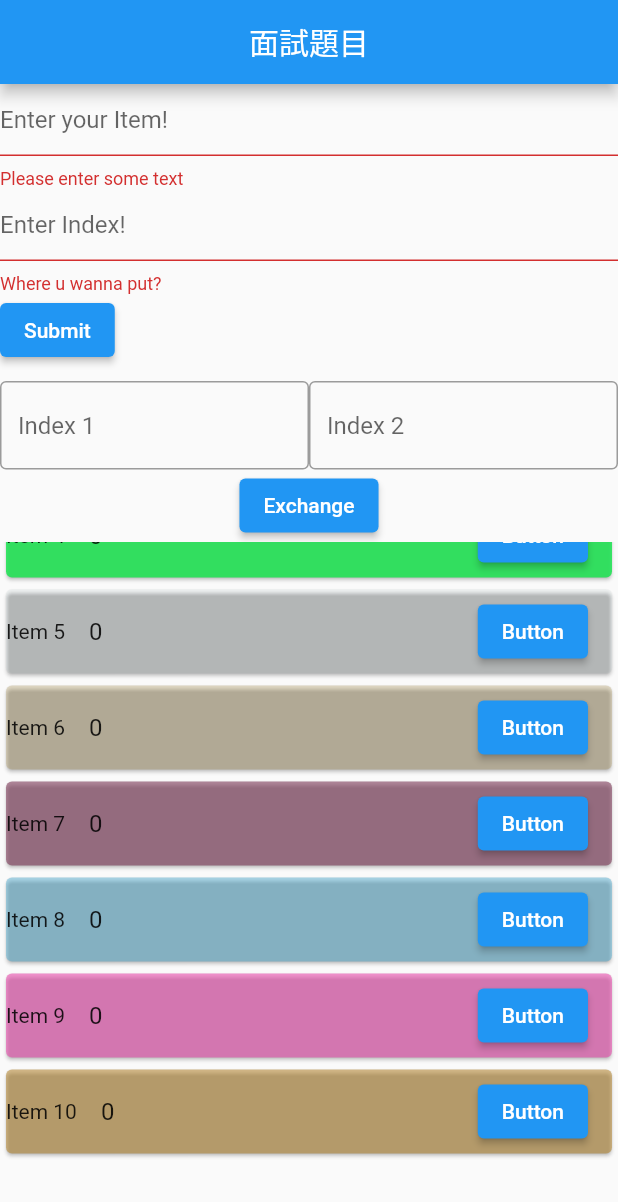
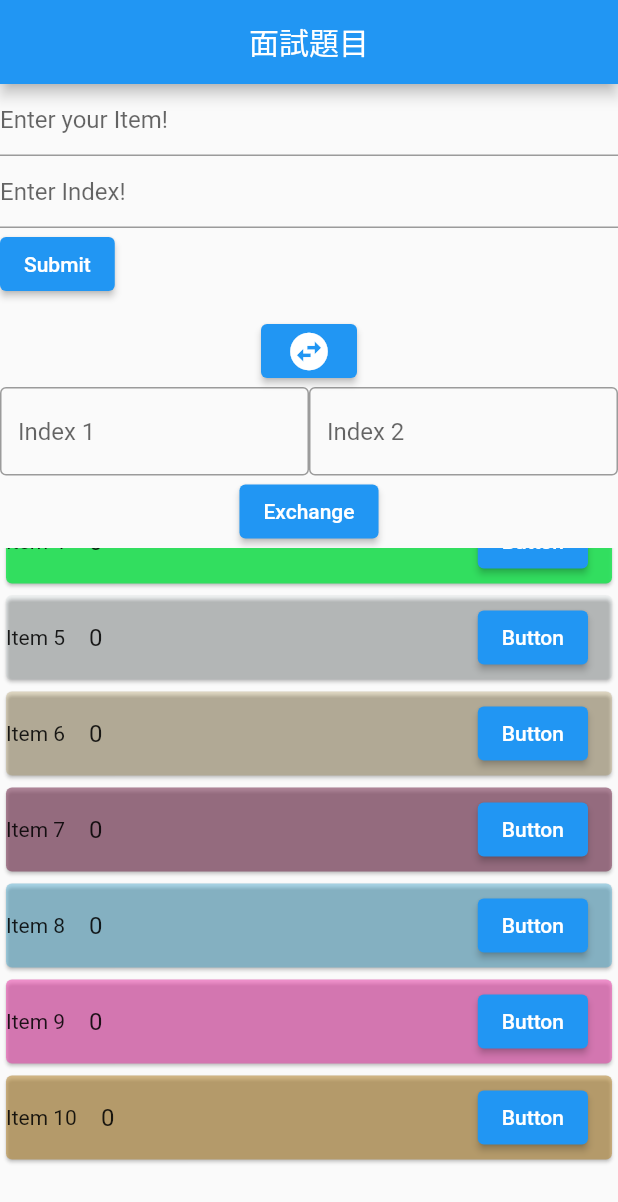
Before and after one commit to JustHoward0807/item_list_hw, a Flutter app: the screen it shows after launch, scrolled down 228 dp, after a tap on "Submit", on a phone screen of 412 x 824 dp. Shown: the top 1202 px of the screen. Run offline on Flutter 3.47's test engine with Material 2 defaults, Android fonts, the phone set to English and light mode, and no system bars.

Commit message:
Update main.dart

```diff
--- a/lib/main.dart
+++ b/lib/main.dart
@@ -25,14 +25,18 @@ class HomeItemListPage extends StatefulWidget {
 class _HomeItemListPageState extends State<HomeItemListPage> {
   late List<String> itemList;
   late List<int> intList;
+
   void processData() {
     itemList = List<String>.generate(10, (i) => 'Item ${i + 1}');
     intList = List<int>.generate(10, (_) => 0);
   }
 
+  final TextEditingController _index1 = TextEditingController();
+  final TextEditingController _index2 = TextEditingController();
   final TextEditingController _indexController = TextEditingController();
   final TextEditingController _itemController = TextEditingController();
   final GlobalKey<FormState> _formKey = GlobalKey<FormState>();
+  final GlobalKey<FormState> _formKey2 = GlobalKey<FormState>();
   String? itemInput;
   int? itemIntInput;
   final _random = Random();
@@ -67,12 +71,6 @@ class _HomeItemListPageState extends State<HomeItemListPage> {
                       decoration: const InputDecoration(
                         hintText: 'Enter your Item!',
                       ),
-                      validator: (String? value) {
-                        if (value == null || value.isEmpty) {
-                          return 'Please enter some text';
-                        }
-                        return null;
-                      },
                     ),
                     TextFormField(
                       controller: _indexController,
@@ -82,9 +80,7 @@ class _HomeItemListPageState extends State<HomeItemListPage> {
                         hintText: 'Enter Index!',
                       ),
                       validator: (String? value) {
-                        if (value == null || value.isEmpty) {
-                          return 'Where u wanna put?';
-                        } else if (int.parse(value) > intList.length) {
+                        if (int.parse(value!) > intList.length) {
                           return "Can only choose from 0 ~ ${intList.length}";
                         }
                         return null;
@@ -96,7 +92,9 @@ class _HomeItemListPageState extends State<HomeItemListPage> {
                         onPressed: () {
                           // Validate will return true if the form is valid, or false if
                           // the form is invalid.
-                          if (_formKey.currentState!.validate()) {
+                          if (_formKey.currentState!.validate() &&
+                              _indexController.text.isNotEmpty &&
+                              _itemController.text.isNotEmpty) {
                             // Process data.
                             // Index input
                             itemIntInput = int.parse(_indexController.text);
@@ -117,7 +115,104 @@ class _HomeItemListPageState extends State<HomeItemListPage> {
                   ],
                 ),
               ),
-              const IndexExchange(),
+              Center(
+                child: ElevatedButton(
+                  onPressed: () {
+                    if (_index1.text.isNotEmpty && _index2.text.isNotEmpty) {
+                      var temp = _index1.text;
+                      _index1.text = _index2.text;
+                      _index2.text = temp;
+                    } else {
+                      debugPrint("Empty");
+                    }
+                  },
+                  child: const Icon(
+                    Icons.swap_horizontal_circle_sharp,
+                    color: Colors.white,
+                    size: 30,
+                  ),
+                ),
+              ),
+              Column(
+                children: [
+                  SizedBox(
+                    width: MediaQuery.of(context).size.width,
+                    child: Form(
+                      key: _formKey2,
+                      child: Row(children: [
+                        Flexible(
+                            child: TextFormField(
+                          keyboardType: TextInputType.number,
+                          inputFormatters: [
+                            FilteringTextInputFormatter.digitsOnly
+                          ],
+                          controller: _index1,
+                          decoration: const InputDecoration(
+                            hintText: 'Index 1',
+                            border: OutlineInputBorder(),
+                          ),
+                          validator: (String? value) {
+                            if (value == null || value.isEmpty) {
+                              return 'Index1 <-> Index2';
+                            } else if (int.parse(value) > intList.length) {
+                              return "Can only choose from 0 ~ ${intList.length}";
+                            }
+                            return null;
+                          },
+                        )),
+                        Flexible(
+                            child: TextFormField(
+                          keyboardType: TextInputType.number,
+                          inputFormatters: [
+                            FilteringTextInputFormatter.digitsOnly
+                          ],
+                          controller: _index2,
+                          decoration: const InputDecoration(
+                            hintText: 'Index 2',
+                            border: OutlineInputBorder(),
+                          ),
+                          validator: (String? value) {
+                            if (value == null || value.isEmpty) {
+                              return 'Index2 <-> Index1';
+                            } else if (int.parse(value) > intList.length) {
+                              return "Can only choose from 0 ~ ${intList.length}";
+                            }
+                            return null;
+                          },
+                        )),
+                      ]),
+                    ),
+                  ),
+                  Center(
+                      child: ElevatedButton(
+                          onPressed: () {
+                            if (_formKey2.currentState!.validate()) {
+                              setState(() {
+                                // ignore: prefer_typing_uninitialized_variables
+                                var temp;
+                                int index1 = int.parse(_index1.text);
+                                int index2 = int.parse(_index2.text);
+
+                                //index1 = 0
+                                //index2 = 1
+                                //temp -> "item1"
+                                temp = itemList[index1];
+                                //"item1" = "item2"
+                                itemList[index1] = itemList[index2];
+                                //"item2" = "item1"
+                                itemList[index2] = temp;
+
+                                //!!count need to exchange too
+                                temp = intList[index1];
+                                intList[index1] = intList[index2];
+                                intList[index2] = temp;
+                                debugPrint(itemList.toString());
+                              });
+                            }
+                          },
+                          child: const Text('Exchange'))),
+                ],
+              ),
               SizedBox(
                 width: MediaQuery.of(context).size.width,
                 height: MediaQuery.of(context).size.height / 2,
@@ -147,62 +242,3 @@ class _HomeItemListPageState extends State<HomeItemListPage> {
     );
   }
 }
-
-class IndexExchange extends StatefulWidget {
-  const IndexExchange({Key? key}) : super(key: key);
-
-  @override
-  State<IndexExchange> createState() => IndexExchangeState();
-}
-
-class IndexExchangeState extends State<IndexExchange> {
-  final TextEditingController _index1 = TextEditingController();
-  final TextEditingController _index2 = TextEditingController();
-  @override
-  Widget build(BuildContext context) {
-    return Column(
-      children: [
-        SizedBox(
-          width: MediaQuery.of(context).size.width,
-          child: Row(children: [
-            Flexible(
-                child: TextField(
-              keyboardType: TextInputType.number,
-              inputFormatters: [FilteringTextInputFormatter.digitsOnly],
-              controller: _index1,
-              decoration: const InputDecoration(
-                hintText: 'Index 1',
-                border: OutlineInputBorder(),
-              ),
-            )),
-            Flexible(
-                child: TextField(
-              keyboardType: TextInputType.number,
-              inputFormatters: [FilteringTextInputFormatter.digitsOnly],
-              controller: _index2,
-              decoration: const InputDecoration(
-                hintText: 'Index 2',
-                border: OutlineInputBorder(),
-              ),
-            )),
-          ]),
-        ),
-        Center(
-            child: ElevatedButton(
-                onPressed: () {
-                  String temp;
-                  setState(() {
-                    if (_index1.text.isNotEmpty && _index2.text.isNotEmpty) {
-                      temp = _index1.text;
-                      _index1.text = _index2.text;
-                      _index2.text = temp;
-                    } else {
-                      debugPrint("Empty");
-                    }
-                  });
-                },
-                child: const Text('Exchange'))),
-      ],
-    );
-  }
-}
```
